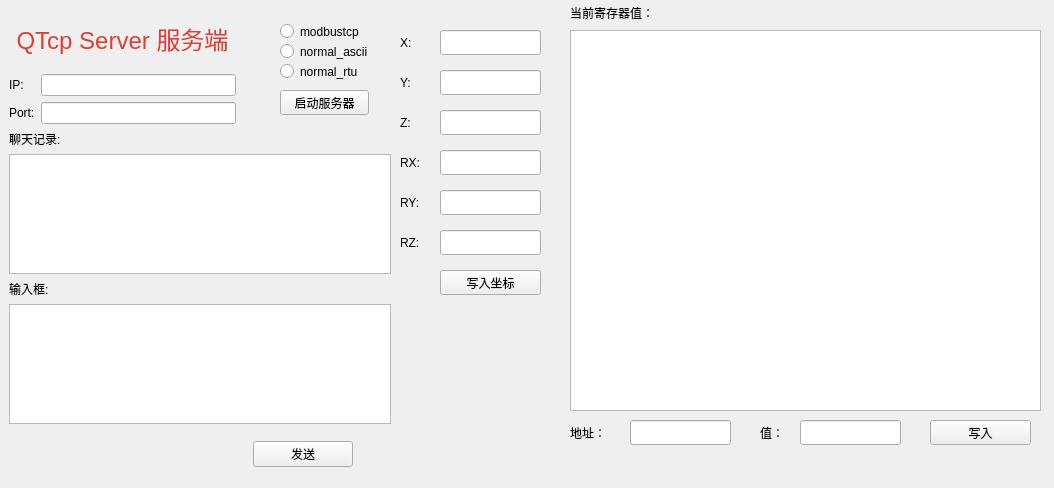
Old version of the form server.ui in the repository qubo188612/qt_tcp_test.
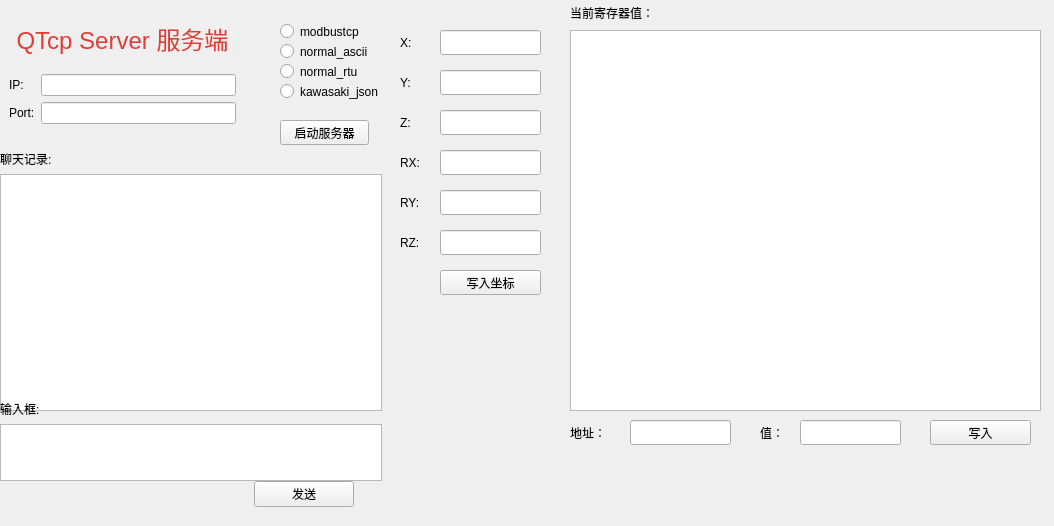
New version of the form.

Patch:
```diff
--- a/server.ui
+++ b/server.ui
@@ -7,7 +7,7 @@
     <x>0</x>
     <y>0</y>
     <width>1054</width>
-    <height>488</height>
+    <height>526</height>
    </rect>
   </property>
   <property name="windowTitle">
@@ -59,10 +59,10 @@
   <widget class="QWidget" name="widget_2" native="true">
    <property name="geometry">
     <rect>
-     <x>9</x>
-     <y>130</y>
+     <x>0</x>
+     <y>150</y>
      <width>382</width>
-     <height>144</height>
+     <height>261</height>
     </rect>
    </property>
    <layout class="QVBoxLayout" name="verticalLayout">
@@ -81,10 +81,10 @@
   <widget class="QWidget" name="widget_3" native="true">
    <property name="geometry">
     <rect>
-     <x>9</x>
-     <y>280</y>
+     <x>0</x>
+     <y>400</y>
      <width>382</width>
-     <height>144</height>
+     <height>81</height>
     </rect>
    </property>
    <layout class="QVBoxLayout" name="verticalLayout_2">
@@ -103,8 +103,8 @@
   <widget class="QWidget" name="widget_4" native="true">
    <property name="geometry">
     <rect>
-     <x>9</x>
-     <y>430</y>
+     <x>10</x>
+     <y>470</y>
      <width>344</width>
      <height>49</height>
     </rect>
@@ -142,7 +142,7 @@
    <property name="geometry">
     <rect>
      <x>280</x>
-     <y>90</y>
+     <y>120</y>
      <width>89</width>
      <height>25</height>
     </rect>
@@ -423,6 +423,19 @@
     <string>写入</string>
    </property>
   </widget>
+  <widget class="QRadioButton" name="radio_4">
+   <property name="geometry">
+    <rect>
+     <x>280</x>
+     <y>80</y>
+     <width>121</width>
+     <height>23</height>
+    </rect>
+   </property>
+   <property name="text">
+    <string>kawasaki_json</string>
+   </property>
+  </widget>
  </widget>
  <resources/>
  <connections/>
```
